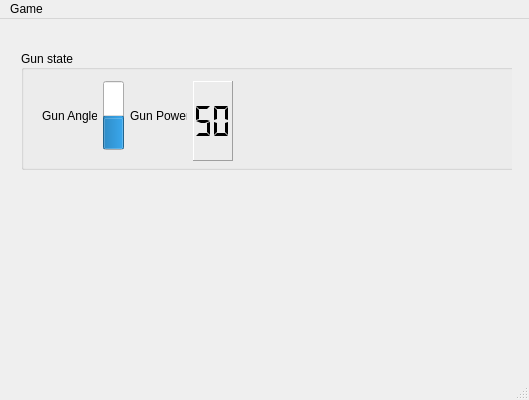
First picture: the form in Graphics/SimpleCatapult/mainWindow.ui, repository Esenin/experiments, before the edit.
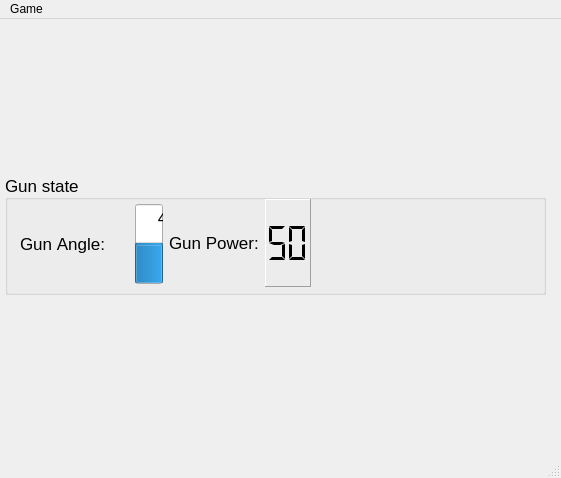
Second picture: the form after the edit.

```diff
--- a/Graphics/SimpleCatapult/mainWindow.ui
+++ b/Graphics/SimpleCatapult/mainWindow.ui
@@ -6,8 +6,8 @@
    <rect>
     <x>0</x>
     <y>0</y>
-    <width>529</width>
-    <height>400</height>
+    <width>561</width>
+    <height>478</height>
    </rect>
   </property>
   <property name="minimumSize">
@@ -20,18 +20,21 @@
    <string>MainWindow</string>
   </property>
   <widget class="QWidget" name="centralWidget">
-   <widget class="QWidget" name="">
+   <widget class="QWidget" name="layoutWidget">
     <property name="geometry">
      <rect>
-      <x>10</x>
-      <y>20</y>
-      <width>502</width>
-      <height>321</height>
+      <x>0</x>
+      <y>0</y>
+      <width>551</width>
+      <height>431</height>
      </rect>
     </property>
     <layout class="QVBoxLayout" name="mainLayout" stretch="0">
      <property name="sizeConstraint">
-      <enum>QLayout::SetMaximumSize</enum>
+      <enum>QLayout::SetMinimumSize</enum>
+     </property>
+     <property name="margin">
+      <number>5</number>
      </property>
      <item>
       <widget class="QGroupBox" name="groupBoxBottom">
@@ -44,33 +47,59 @@
        <property name="minimumSize">
         <size>
          <width>500</width>
-         <height>90</height>
+         <height>121</height>
         </size>
        </property>
        <property name="maximumSize">
         <size>
          <width>800</width>
-         <height>120</height>
+         <height>121</height>
         </size>
        </property>
+       <property name="font">
+        <font>
+         <family>Arial</family>
+         <pointsize>13</pointsize>
+         <stylestrategy>PreferDefault</stylestrategy>
+         <kerning>false</kerning>
+        </font>
+       </property>
        <property name="title">
         <string>Gun state</string>
        </property>
        <property name="alignment">
         <set>Qt::AlignLeading|Qt::AlignLeft|Qt::AlignVCenter</set>
        </property>
-       <widget class="QWidget" name="">
+       <widget class="QWidget" name="layoutWidget">
         <property name="geometry">
          <rect>
           <x>10</x>
           <y>20</y>
-          <width>213</width>
-          <height>91</height>
+          <width>301</width>
+          <height>101</height>
          </rect>
         </property>
-        <layout class="QGridLayout" name="gridLayout">
+        <layout class="QGridLayout" name="gridLayout" rowstretch="0" rowminimumheight="0">
+         <property name="leftMargin">
+          <number>5</number>
+         </property>
+         <property name="topMargin">
+          <number>5</number>
+         </property>
+         <property name="rightMargin">
+          <number>5</number>
+         </property>
+         <property name="bottomMargin">
+          <number>6</number>
+         </property>
          <item row="0" column="0">
           <layout class="QHBoxLayout" name="horizontalLayout">
+           <property name="topMargin">
+            <number>5</number>
+           </property>
+           <property name="bottomMargin">
+            <number>5</number>
+           </property>
            <item>
             <widget class="QLabel" name="labelAngle">
              <property name="minimumSize">
@@ -80,7 +109,7 @@
               </size>
              </property>
              <property name="text">
-              <string>Gun Angle</string>
+              <string>Gun Angle:</string>
              </property>
             </widget>
            </item>
@@ -89,17 +118,17 @@
              <property name="minimumSize">
               <size>
                <width>20</width>
-               <height>50</height>
+               <height>40</height>
               </size>
              </property>
              <property name="minimum">
-              <number>5</number>
+              <number>0</number>
              </property>
              <property name="maximum">
-              <number>85</number>
+              <number>95</number>
              </property>
              <property name="value">
-              <number>40</number>
+              <number>45</number>
              </property>
              <property name="alignment">
               <set>Qt::AlignLeading|Qt::AlignLeft|Qt::AlignVCenter</set>
@@ -119,6 +148,9 @@
          </item>
          <item row="0" column="1">
           <layout class="QHBoxLayout" name="horizontalLayout_2">
+           <property name="bottomMargin">
+            <number>2</number>
+           </property>
            <item>
             <widget class="QLabel" name="labelPower">
              <property name="minimumSize">
@@ -128,7 +160,7 @@
               </size>
              </property>
              <property name="text">
-              <string>Gun Power</string>
+              <string>Gun Power:</string>
              </property>
             </widget>
            </item>
@@ -137,7 +169,7 @@
              <property name="minimumSize">
               <size>
                <width>40</width>
-               <height>80</height>
+               <height>40</height>
               </size>
              </property>
              <property name="frameShape">
@@ -174,7 +206,7 @@
     <rect>
      <x>0</x>
      <y>0</y>
-     <width>529</width>
+     <width>561</width>
      <height>21</height>
     </rect>
    </property>
```
